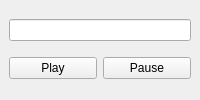
Before: the Qt Designer form src/mainwindow.ui in Virteso/music-player, drawn with Qt 5.
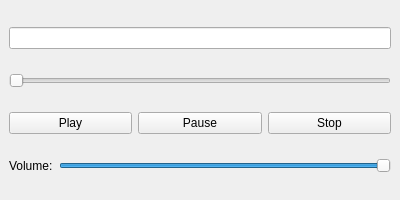
After: the same form once the commit is applied.

Commit message: Added volume slider, fixed and modified pausing, added somewhat workable draggable track progress bar

What changed in the file:
```diff
--- a/src/mainwindow.ui
+++ b/src/mainwindow.ui
@@ -2,6 +2,14 @@
 <ui version="4.0">
  <class>MainWindow</class>
  <widget class="QMainWindow" name="MainWindow">
+  <property name="geometry">
+   <rect>
+    <x>0</x>
+    <y>0</y>
+    <width>400</width>
+    <height>200</height>
+   </rect>
+  </property>
   <property name="windowTitle">
    <string>Music Player</string>
   </property>
@@ -10,6 +18,13 @@
     <item>
      <widget class="QLineEdit" name="lineEditPath"/>
     </item>
+    <item>
+     <widget class="QSlider" name="progressBar">
+      <property name="orientation">
+       <enum>Qt::Horizontal</enum>
+      </property>
+     </widget>
+    </item>
     <item>
      <layout class="QHBoxLayout" name="horizontalLayout">
       <item>
@@ -23,6 +38,40 @@
        <widget class="QPushButton" name="buttonPause">
         <property name="text">
          <string>Pause</string>
+        </property>
+       </widget>
+      </item>
+      <item>
+       <widget class="QPushButton" name="buttonStop">
+        <property name="text">
+         <string>Stop</string>
+        </property>
+       </widget>
+      </item>
+     </layout>
+    </item>
+    <item>
+     <layout class="QHBoxLayout" name="volumeLayout">
+      <item>
+       <widget class="QLabel" name="volumeLabel">
+        <property name="text">
+         <string>Volume:</string>
+        </property>
+       </widget>
+      </item>
+      <item>
+       <widget class="QSlider" name="volumeSlider">
+        <property name="orientation">
+         <enum>Qt::Horizontal</enum>
+        </property>
+        <property name="minimum">
+         <number>0</number>
+        </property>
+        <property name="maximum">
+         <number>100</number>
+        </property>
+        <property name="value">
+         <number>100</number>
         </property>
        </widget>
       </item>
```
The commit also changes 3 other files.
